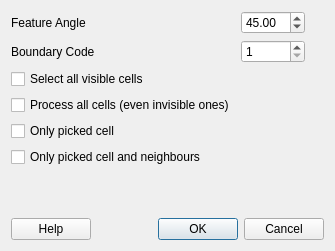
enGits/engrid, file src/guisetboundarycode.ui: the form before one commit.
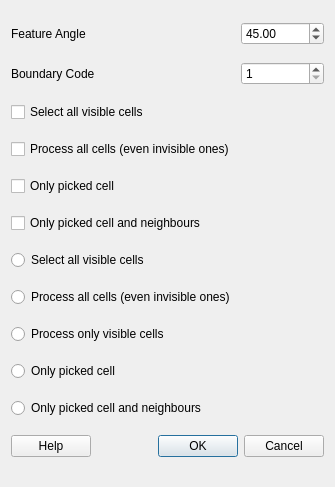
The form after the commit. Icons and pictures are not drawn.

```diff
--- a/src/guisetboundarycode.ui
+++ b/src/guisetboundarycode.ui
@@ -6,7 +6,7 @@
     <x>0</x>
     <y>0</y>
     <width>335</width>
-    <height>251</height>
+    <height>487</height>
    </rect>
   </property>
   <property name="windowTitle" >
@@ -16,7 +16,7 @@
    <iconset resource="engrid.qrc" >
     <normaloff>:/icons/resources/icons/G.png</normaloff>:/icons/resources/icons/G.png</iconset>
   </property>
-  <layout class="QGridLayout" >
+  <layout class="QGridLayout" name="gridLayout" >
    <item row="0" column="0" >
     <widget class="QLabel" name="label_FeatureAngle" >
      <property name="text" >
@@ -40,19 +40,6 @@
      </property>
     </widget>
    </item>
-   <item row="0" column="2" >
-    <spacer>
-     <property name="orientation" >
-      <enum>Qt::Horizontal</enum>
-     </property>
-     <property name="sizeHint" stdset="0" >
-      <size>
-       <width>71</width>
-       <height>20</height>
-      </size>
-     </property>
-    </spacer>
-   </item>
    <item row="1" column="0" >
     <widget class="QLabel" name="label_BoundaryCode" >
      <property name="text" >
@@ -70,20 +57,73 @@
      </property>
     </widget>
    </item>
+   <item row="2" column="0" >
+    <widget class="QCheckBox" name="checkBox_SelectAllVisible" >
+     <property name="text" >
+      <string>Select all visible cells</string>
+     </property>
+    </widget>
+   </item>
+   <item row="3" column="0" >
+    <widget class="QCheckBox" name="checkBox_ProcessAll" >
+     <property name="text" >
+      <string>Process all cells (even invisible ones)</string>
+     </property>
+    </widget>
+   </item>
+   <item row="4" column="0" >
+    <widget class="QCheckBox" name="checkBox_OnlyPickedCell" >
+     <property name="text" >
+      <string>Only picked cell</string>
+     </property>
+    </widget>
+   </item>
+   <item row="5" column="0" >
+    <widget class="QCheckBox" name="checkBox_OnlyPickedCellAndNeighbours" >
+     <property name="text" >
+      <string>Only picked cell and neighbours</string>
+     </property>
+    </widget>
+   </item>
    <item row="6" column="0" >
-    <spacer>
-     <property name="orientation" >
-      <enum>Qt::Vertical</enum>
+    <widget class="QRadioButton" name="radioButton_SelectAllVisible" >
+     <property name="text" >
+      <string>Select all visible cells</string>
      </property>
-     <property name="sizeHint" stdset="0" >
-      <size>
-       <width>20</width>
-       <height>40</height>
-      </size>
+    </widget>
+   </item>
+   <item row="7" column="0" >
+    <widget class="QRadioButton" name="radioButton_ProcessAll" >
+     <property name="text" >
+      <string>Process all cells (even invisible ones)</string>
      </property>
-    </spacer>
+    </widget>
    </item>
-   <item row="8" column="0" colspan="3" >
+   <item row="8" column="0" >
+    <widget class="QRadioButton" name="radioButton_ProcessOnlyVisible" >
+     <property name="text" >
+      <string>Process only visible cells</string>
+     </property>
+    </widget>
+   </item>
+   <item row="9" column="0" >
+    <widget class="QRadioButton" name="radioButton_OnlyPickedCell" >
+     <property name="text" >
+      <string>Only picked cell</string>
+     </property>
+    </widget>
+   </item>
+   <item row="10" column="0" >
+    <widget class="QRadioButton" name="radioButton_OnlyPickedCellAndNeighbours" >
+     <property name="text" >
+      <string>Only picked cell and neighbours</string>
+     </property>
+    </widget>
+   </item>
+   <item row="11" column="0" colspan="2" >
+    <layout class="QVBoxLayout" name="verticalLayout_PickMethod" />
+   </item>
+   <item row="12" column="0" colspan="2" >
     <layout class="QHBoxLayout" >
      <item>
       <widget class="QPushButton" name="pushButtonHelp" >
@@ -117,34 +157,6 @@
      </item>
     </layout>
    </item>
-   <item row="2" column="0" >
-    <widget class="QCheckBox" name="checkBox_SelectAllVisible" >
-     <property name="text" >
-      <string>Select all visible cells</string>
-     </property>
-    </widget>
-   </item>
-   <item row="3" column="0" >
-    <widget class="QCheckBox" name="checkBox_ProcessAll" >
-     <property name="text" >
-      <string>Process all cells (even invisible ones)</string>
-     </property>
-    </widget>
-   </item>
-   <item row="4" column="0" >
-    <widget class="QCheckBox" name="checkBox_OnlyPickedCell" >
-     <property name="text" >
-      <string>Only picked cell</string>
-     </property>
-    </widget>
-   </item>
-   <item row="5" column="0" >
-    <widget class="QCheckBox" name="checkBox_OnlyPickedCellAndNeighbours" >
-     <property name="text" >
-      <string>Only picked cell and neighbours</string>
-     </property>
-    </widget>
-   </item>
   </layout>
  </widget>
  <resources>
```
